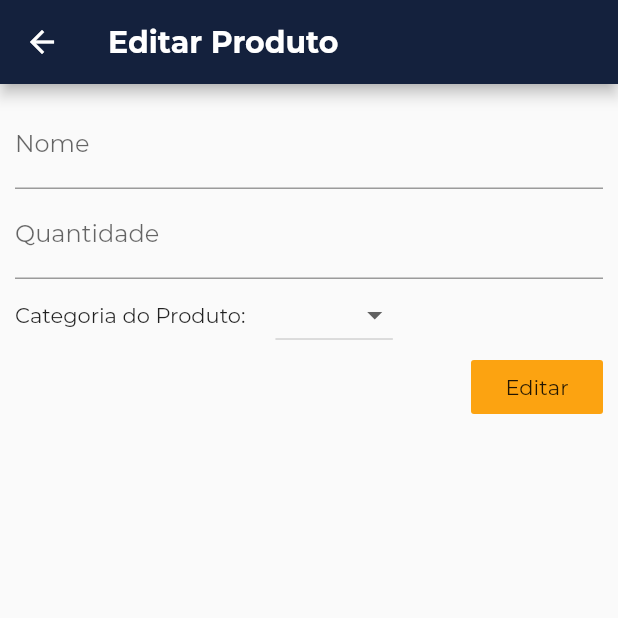
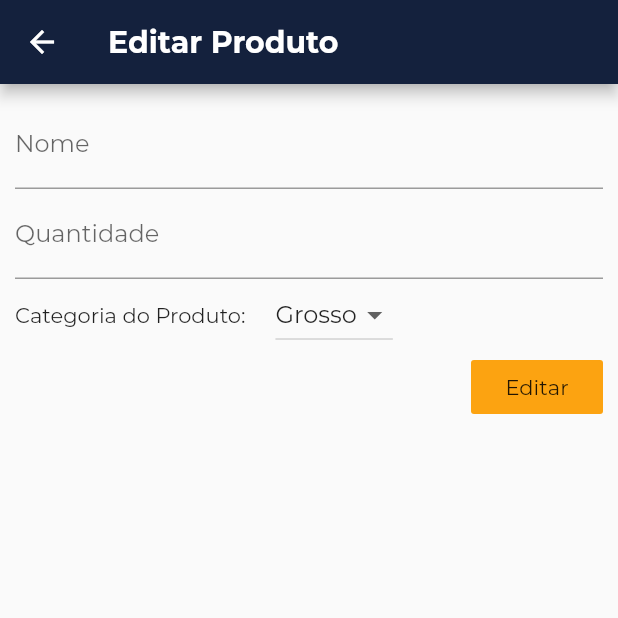
Before and after one commit to owarleysouza/S-Compras, a Flutter app: the ProductEditFormScreen screen opened directly with empty values, on a phone screen of 412 x 824 dp, the top half of it. Run offline on Flutter 3.47's test engine with Material 2 defaults, Android fonts, the phone set to English and light mode, and no system bars; our stand-ins replace carousel_slider.

Commit message:
Valor padrao para categoria de produto adicionado

```diff
--- a/lib/views/product_edit_form_screen.dart
+++ b/lib/views/product_edit_form_screen.dart
@@ -16,7 +16,7 @@ class _ProductEditFormScreenState extends State<ProductEditFormScreen> {
 
   String _productName;
   int _productQuantity;
-  String _productCategory;
+  String _productCategory = "Grosso";
 
   _saveForm() {
     bool _isValid = _form.currentState.validate();
```
